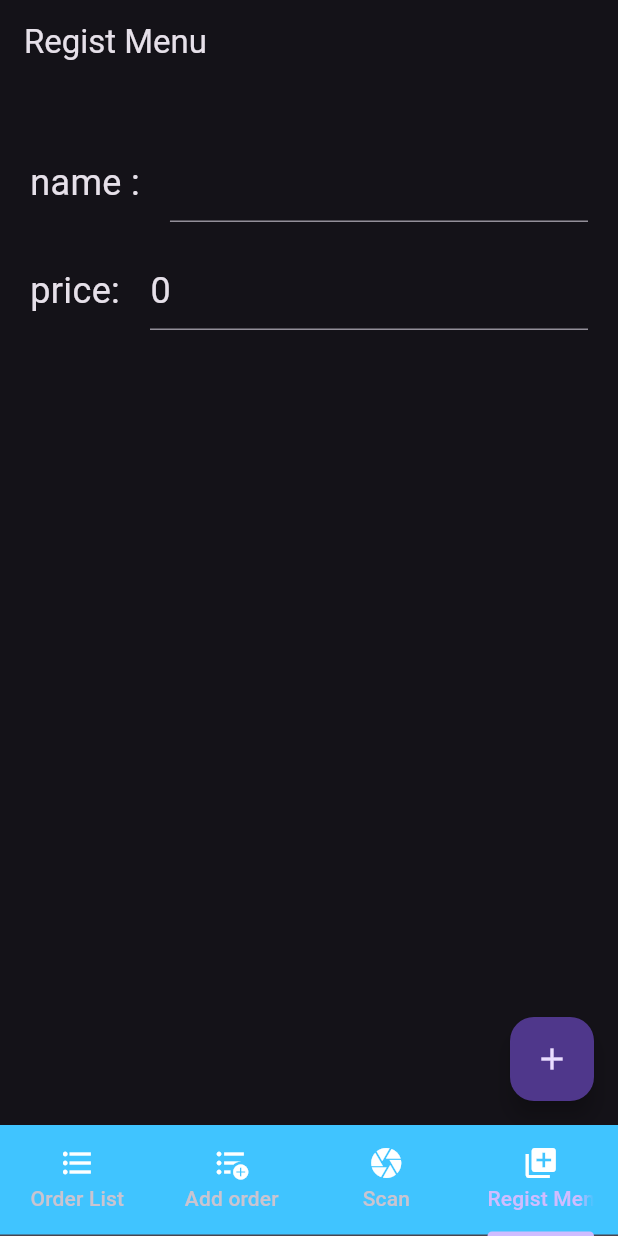
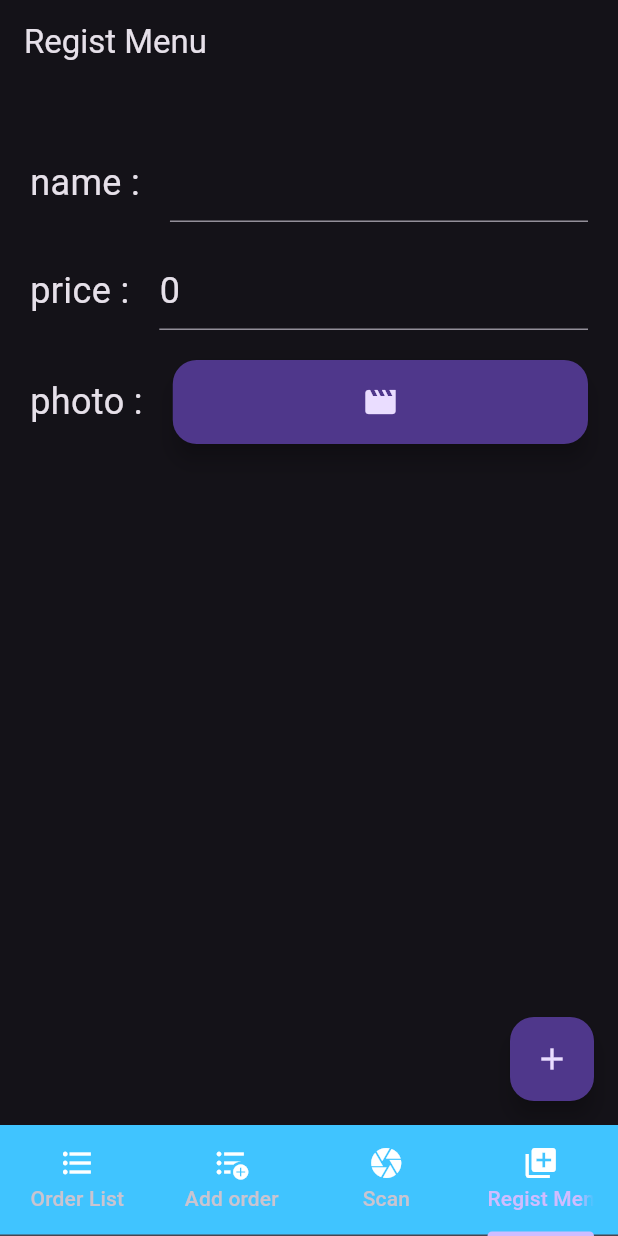
Before and after one commit to ReiruSATO/univ_fest_host, a Flutter app: the screen it shows after launch, tab 4 chosen, after a tap on the "add" icon, on a phone screen of 412 x 824 dp. Run offline on Flutter 3.47's test engine with Material 3 defaults, Android fonts, the phone set to English and light mode, and no system bars; our stand-ins replace cached_network_image, camera, firebase_auth, firebase_core, firebase_database, firebase_storage and 2 more; accounts and stored records are empty; network calls fail.

Commit message:
よろしくお願いします（7/10 まるやま regist_menu.dart の 画像取得するやつ  破壊はしていないはず）

```diff
--- a/univ_fest_host/lib/screens/regist_menu.dart
+++ b/univ_fest_host/lib/screens/regist_menu.dart
@@ -1,6 +1,10 @@
 import 'package:firebase_auth/firebase_auth.dart';
 import 'package:firebase_database/firebase_database.dart';
 import 'package:flutter/material.dart';
+import 'dart:io';
+import 'package:firebase_storage/firebase_storage.dart';
+import 'package:image_picker/image_picker.dart';
+import 'package:cached_network_image/cached_network_image.dart';
 
 class RegistMenuView extends StatelessWidget {
   const RegistMenuView({super.key});
@@ -22,6 +26,18 @@ class RegistMenuPage extends StatefulWidget {
 }
 
 class _RegistMenuPageState extends State<RegistMenuPage> {
+
+  /*
+  // まるやま
+  // 画像を入れられるけど，Xfileは画像形式ではない
+  XFile? _image;
+  final imagePicker = ImagePicker();
+  */
+
+  //  まるやま
+  ImageProvider? _image;
+  bool _isImageLoaded = false; // 画像をすでにダウンロードしたかどうかの判定用
+
   final usrID = FirebaseAuth.instance.currentUser?.uid ?? '';
   final _nameInput = TextEditingController();
   final _priceInput = TextEditingController();
@@ -32,6 +48,7 @@ class _RegistMenuPageState extends State<RegistMenuPage> {
     setState(() {
       _nameInput.text = '';
       _priceInput.text = '0';
+      _image = null;
     });
   }
 
@@ -40,10 +57,56 @@ class _RegistMenuPageState extends State<RegistMenuPage> {
     super.dispose();
     _nameInput.dispose();
     _priceInput.dispose();
+    _image = null;
   }
+
+  /*
+  // まるやま
+  // ギャラリーから写真を取得する関数
+  Future getImageFromGarally() async {
+    // await　は非同期にするため
+    // firebase の strage から持ってくる
+    final pickedFile = await imagePicker.pickImage(source: FirebaseStorage.instance);
+    setState(() {
+      if (pickedFile != null) {
+        //その取得したデータを変数に入れ
+        _image = XFile(pickedFile.path);
+        // ↑つまりこいつが画像データ
+        // =========ここまで================================================================
+      }
+    });
+  }
+  */
+
+  //まるやま
+  // _image に画像が入る関数
+  void _downloadImage(String url) async {
+    if (!_isImageLoaded) {  // 画像をまだダウンロードしていない場合に処理を実行
+        // Firebase Storage上の画像のURLを取得
+        String downloadURL =
+            await FirebaseStorage.instance.ref(url).getDownloadURL();
+        // URLから画像を取得
+        final imgProvider = CachedNetworkImageProvider(downloadURL);
+        setState(() {
+          //  ここで完了
+            _image = imgProvider;
+            _isImageLoaded = true;
+        });
+    }
+  }
+
+
 
   @override
   Widget build(BuildContext context) {
+    /*
+    //　まるやま
+    if (!_isImageLoaded) { // 画像をまだダウンロードしていない場合に関数を実行
+        // 引数にFirebase Storage上の画像のURL（例: 'Images/sample.png'）を渡す
+        _downloadImage('images/menus/AsrU482t2zV89FS2s9KomNJjIDz2/0.png');
+    }
+    */
+
     return Scaffold(
       appBar: AppBar(
         title: const Text('Regist Menu'),
@@ -71,11 +134,12 @@ class _RegistMenuPageState extends State<RegistMenuPage> {
                 ),
               ],
             ),
+
             const Padding(padding: EdgeInsets.all(10)),
             Row(
               children: <Widget>[
                 const Text(
-                  'price:',
+                  'price :',
                   style: TextStyle(fontSize: 24),
                 ),
                 const Padding(padding: EdgeInsets.all(10)),
@@ -89,9 +153,58 @@ class _RegistMenuPageState extends State<RegistMenuPage> {
                 ),
               ],
             ),
+
+            //  まるやま
+            //  画像表示のボタン追加
+            //  Padding は余白機能
+            const Padding(padding: EdgeInsets.all(10)),
+            Row(
+              children: <Widget>[
+                // 左側のただの表示　" photo : "
+                const Text(
+                  'photo :',
+                  style: TextStyle(fontSize: 24),
+                ),
+
+                // 実際の入力する場所
+                /*
+                const Padding(padding: EdgeInsets.all(10)),
+                Expanded(
+                    child: _image == null
+                        ? CircularProgressIndicator() // _imageがnullになっている間はグルグルを表示
+                        : Container(
+                            decoration: BoxDecoration(
+                                //選択した画像表示
+                                image: DecorationImage(
+                                    fit: BoxFit.cover,
+                                    image: _image!
+                                )
+                            )
+                        ),
+                ),
+              ],
+            ),
+            */
+
+            const Padding(padding: EdgeInsets.all(10)),
+                Expanded(
+                  child: FloatingActionButton(
+                    // () => はボタンを押したときに発動 ( ないとボタン描写されたタイミング )
+                    onPressed: () => _downloadImage('images/menus/AsrU482t2zV89FS2s9KomNJjIDz2/0.png'),
+                    child: const Icon(Icons.movie_creation)
+
+                    //ElevatedButton(onPressed: () => _downloadImage('images/menus/AsrU482t2zV89FS2s9KomNJjIDz2/0.png'),)
+                  )
+                ),
+              ],
+            ),
+
           ],
         ),
       ),
+
+
+
       floatingActionButton: FloatingActionButton(
         child: const Icon(Icons.add),
         onPressed: () {
@@ -101,13 +214,17 @@ class _RegistMenuPageState extends State<RegistMenuPage> {
     );
   }
 
+
+
   void setMenu() async {
     if (_nameInput.text == '') return;
     var name = _nameInput.text;
     var price = int.parse(_priceInput.text);
+    var image = _image;
     setState(() {
       _nameInput.text = '';
       _priceInput.text = '0';
+      _image = null;
     });
     DatabaseReference ref = FirebaseDatabase.instance.ref('menus/$usrID/');
     print("ref at $usrID");
@@ -122,6 +239,7 @@ class _RegistMenuPageState extends State<RegistMenuPage> {
     await ref.update({
       "$dirNum/name": name,
       "$dirNum/price": price,
+      "$dirNum/image": image,
     });
   }
 }
--- a/univ_fest_host/pubspec.yaml
+++ b/univ_fest_host/pubspec.yaml
@@ -44,6 +44,9 @@ dependencies:
   firebase_auth: ^5.1.1
   riverpod: ^2.5.1
   google_sign_in: ^6.2.1
+  image_picker: ^1.1.2
+  firebase_storage: ^12.1.0
+  cached_network_image: ^3.3.1
 
 dev_dependencies:
   flutter_test:
```
Also changed, not shown: univ_fest_host/pubspec.lock, 5 other files.
